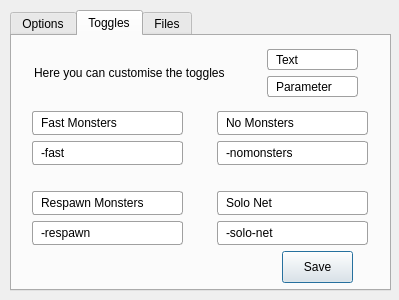
Above: dsda-launcher/settings.ui from Pedro-Beirao/dsda-launcher before the change. Below: the same form after it.
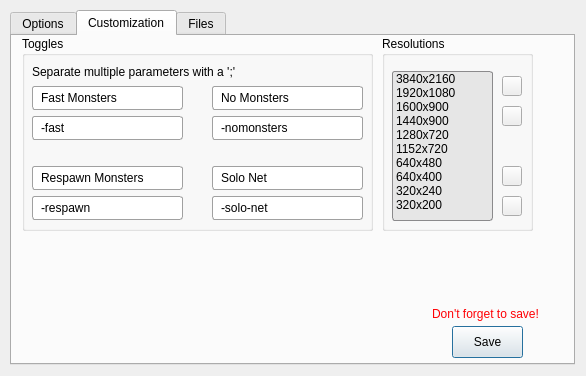
That is the form after the change. The open tabs and pages were chosen to show the change. Icons and pictures are not drawn.

Commit message: Reorganise settings 1

The edit to the form file:
```diff
--- a/dsda-launcher/settings.ui
+++ b/dsda-launcher/settings.ui
@@ -6,21 +6,15 @@
    <rect>
     <x>0</x>
     <y>0</y>
-    <width>399</width>
-    <height>300</height>
+    <width>586</width>
+    <height>376</height>
    </rect>
   </property>
-  <property name="minimumSize">
-   <size>
-    <width>399</width>
-    <height>300</height>
-   </size>
-  </property>
-  <property name="maximumSize">
-   <size>
-    <width>399</width>
-    <height>300</height>
-   </size>
+  <property name="sizePolicy">
+   <sizepolicy hsizetype="Minimum" vsizetype="Minimum">
+    <horstretch>0</horstretch>
+    <verstretch>0</verstretch>
+   </sizepolicy>
   </property>
   <property name="acceptDrops">
    <bool>false</bool>
@@ -33,13 +27,28 @@
     <rect>
      <x>10</x>
      <y>10</y>
-     <width>381</width>
-     <height>281</height>
+     <width>565</width>
+     <height>355</height>
     </rect>
    </property>
+   <property name="sizePolicy">
+    <sizepolicy hsizetype="Expanding" vsizetype="Expanding">
+     <horstretch>0</horstretch>
+     <verstretch>0</verstretch>
+    </sizepolicy>
+   </property>
+   <property name="tabPosition">
+    <enum>QTabWidget::North</enum>
+   </property>
+   <property name="tabShape">
+    <enum>QTabWidget::Rounded</enum>
+   </property>
    <property name="currentIndex">
     <number>0</number>
    </property>
+   <property name="elideMode">
+    <enum>Qt::ElideNone</enum>
+   </property>
    <widget class="QWidget" name="tab">
     <attribute name="title">
      <string>Options</string>
@@ -177,13 +186,308 @@
       <string>Full</string>
      </property>
     </widget>
+   </widget>
+   <widget class="QWidget" name="tab_3">
+    <attribute name="title">
+     <string>Customization</string>
+    </attribute>
+    <widget class="QPushButton" name="pushButton">
+     <property name="geometry">
+      <rect>
+       <x>440</x>
+       <y>290</y>
+       <width>71</width>
+       <height>32</height>
+      </rect>
+     </property>
+     <property name="text">
+      <string>Save</string>
+     </property>
+     <property name="default">
+      <bool>true</bool>
+     </property>
+    </widget>
+    <widget class="QWidget" name="widget" native="true">
+     <property name="geometry">
+      <rect>
+       <x>420</x>
+       <y>60</y>
+       <width>120</width>
+       <height>80</height>
+      </rect>
+     </property>
+    </widget>
+    <widget class="QGroupBox" name="groupBox">
+     <property name="geometry">
+      <rect>
+       <x>10</x>
+       <y>0</y>
+       <width>351</width>
+       <height>195</height>
+      </rect>
+     </property>
+     <property name="title">
+      <string>Toggles</string>
+     </property>
+     <widget class="QLabel" name="label_6">
+      <property name="geometry">
+       <rect>
+        <x>10</x>
+        <y>20</y>
+        <width>241</width>
+        <height>31</height>
+       </rect>
+      </property>
+      <property name="text">
+       <string>Separate multiple parameters with a ';'</string>
+      </property>
+     </widget>
+     <widget class="QLineEdit" name="lineEdit_3">
+      <property name="geometry">
+       <rect>
+        <x>10</x>
+        <y>50</y>
+        <width>151</width>
+        <height>24</height>
+       </rect>
+      </property>
+      <property name="styleSheet">
+       <string notr="true">border: 1px solid rgb(160, 160, 160);
+padding-left: 6px;
+color: #000;
+height: 20px;
+background-color:rgb(255, 255, 255);
+border-radius:3px</string>
+      </property>
+      <property name="text">
+       <string>Fast Monsters</string>
+      </property>
+      <property name="placeholderText">
+       <string>Fast Monsters</string>
+      </property>
+     </widget>
+     <widget class="QLineEdit" name="lineEdit_5">
+      <property name="geometry">
+       <rect>
+        <x>10</x>
+        <y>80</y>
+        <width>151</width>
+        <height>24</height>
+       </rect>
+      </property>
+      <property name="styleSheet">
+       <string notr="true">border: 1px solid rgb(160, 160, 160);
+padding-left: 6px;
+color: #000;
+height: 20px;
+background-color:rgb(255, 255, 255);
+border-radius:3px</string>
+      </property>
+      <property name="text">
+       <string>-fast</string>
+      </property>
+      <property name="placeholderText">
+       <string>-fast</string>
+      </property>
+     </widget>
+     <widget class="QLineEdit" name="lineEdit_7">
+      <property name="geometry">
+       <rect>
+        <x>10</x>
+        <y>130</y>
+        <width>151</width>
+        <height>24</height>
+       </rect>
+      </property>
+      <property name="styleSheet">
+       <string notr="true">border: 1px solid rgb(160, 160, 160);
+padding-left: 6px;
+color: #000;
+height: 20px;
+background-color:rgb(255, 255, 255);
+border-radius:3px</string>
+      </property>
+      <property name="text">
+       <string>Respawn Monsters</string>
+      </property>
+      <property name="placeholderText">
+       <string>Respawn Monsters</string>
+      </property>
+     </widget>
+     <widget class="QLineEdit" name="lineEdit_9">
+      <property name="geometry">
+       <rect>
+        <x>10</x>
+        <y>160</y>
+        <width>151</width>
+        <height>24</height>
+       </rect>
+      </property>
+      <property name="styleSheet">
+       <string notr="true">border: 1px solid rgb(160, 160, 160);
+padding-left: 6px;
+color: #000;
+height: 20px;
+background-color:rgb(255, 255, 255);
+border-radius:3px</string>
+      </property>
+      <property name="text">
+       <string>-respawn</string>
+      </property>
+      <property name="placeholderText">
+       <string>-respawn</string>
+      </property>
+     </widget>
+     <widget class="QLineEdit" name="lineEdit_4">
+      <property name="geometry">
+       <rect>
+        <x>190</x>
+        <y>50</y>
+        <width>151</width>
+        <height>24</height>
+       </rect>
+      </property>
+      <property name="styleSheet">
+       <string notr="true">border: 1px solid rgb(160, 160, 160);
+padding-left: 6px;
+color: #000;
+height: 20px;
+background-color:rgb(255, 255, 255);
+border-radius:3px</string>
+      </property>
+      <property name="text">
+       <string>No Monsters</string>
+      </property>
+      <property name="placeholderText">
+       <string>No Monsters</string>
+      </property>
+     </widget>
+     <widget class="QLineEdit" name="lineEdit_6">
+      <property name="geometry">
+       <rect>
+        <x>190</x>
+        <y>80</y>
+        <width>151</width>
+        <height>24</height>
+       </rect>
+      </property>
+      <property name="styleSheet">
+       <string notr="true">border: 1px solid rgb(160, 160, 160);
+padding-left: 6px;
+color: #000;
+height: 20px;
+background-color:rgb(255, 255, 255);
+border-radius:3px</string>
+      </property>
+      <property name="text">
+       <string>-nomonsters</string>
+      </property>
+      <property name="placeholderText">
+       <string>-nomonsters</string>
+      </property>
+     </widget>
+     <widget class="QLineEdit" name="lineEdit_8">
+      <property name="geometry">
+       <rect>
+        <x>190</x>
+        <y>130</y>
+        <width>151</width>
+        <height>24</height>
+       </rect>
+      </property>
+      <property name="styleSheet">
+       <string notr="true">border: 1px solid rgb(160, 160, 160);
+padding-left: 6px;
+color: #000;
+height: 20px;
+background-color:rgb(255, 255, 255);
+border-radius:3px</string>
+      </property>
+      <property name="text">
+       <string>Solo Net</string>
+      </property>
+      <property name="placeholderText">
+       <string>Solo Net</string>
+      </property>
+     </widget>
+     <widget class="QLineEdit" name="lineEdit_10">
+      <property name="geometry">
+       <rect>
+        <x>190</x>
+        <y>160</y>
+        <width>151</width>
+        <height>24</height>
+       </rect>
+      </property>
+      <property name="styleSheet">
+       <string notr="true">border: 1px solid rgb(160, 160, 160);
+padding-left: 6px;
+color: #000;
+height: 20px;
+background-color:rgb(255, 255, 255);
+border-radius:3px</string>
+      </property>
+      <property name="text">
+       <string>-solo-net</string>
+      </property>
+      <property name="placeholderText">
+       <string>-solo-net</string>
+      </property>
+     </widget>
+    </widget>
+    <widget class="QGroupBox" name="groupBox_2">
+     <property name="geometry">
+      <rect>
+       <x>370</x>
+       <y>0</y>
+       <width>151</width>
+       <height>195</height>
+      </rect>
+     </property>
+     <property name="title">
+      <string>Resolutions</string>
+     </property>
+     <widget class="QToolButton" name="toolButton_7">
+      <property name="geometry">
+       <rect>
+        <x>120</x>
+        <y>160</y>
+        <width>20</width>
+        <height>20</height>
+       </rect>
+      </property>
+      <property name="styleSheet">
+       <string notr="true">border-image: url(:/pngs/pngs/down.png);
+color: rgb(255, 255, 255);</string>
+      </property>
+      <property name="text">
+       <string/>
+      </property>
+     </widget>
+     <widget class="QToolButton" name="toolButton_6">
+      <property name="geometry">
+       <rect>
+        <x>120</x>
+        <y>130</y>
+        <width>20</width>
+        <height>20</height>
+       </rect>
+      </property>
+      <property name="styleSheet">
+       <string notr="true">border-image: url(:/pngs/pngs/up.png);
+color: rgb(255, 255, 255);</string>
+      </property>
+      <property name="text">
+       <string/>
+      </property>
+     </widget>
     <widget class="QListWidget" name="listWidget_2">
      <property name="geometry">
       <rect>
-       <x>220</x>
-       <y>25</y>
+        <x>10</x>
+        <y>35</y>
        <width>101</width>
-       <height>201</height>
+        <height>150</height>
       </rect>
      </property>
      <property name="styleSheet">
@@ -307,8 +611,8 @@
     <widget class="QToolButton" name="toolButton_4">
      <property name="geometry">
       <rect>
-       <x>330</x>
-       <y>30</y>
+        <x>120</x>
+        <y>40</y>
        <width>20</width>
        <height>20</height>
       </rect>
@@ -324,8 +628,8 @@
     <widget class="QToolButton" name="toolButton_5">
      <property name="geometry">
       <rect>
-       <x>330</x>
-       <y>60</y>
+        <x>120</x>
+        <y>70</y>
        <width>20</width>
        <height>20</height>
       </rect>
@@ -338,325 +642,24 @@
       <string/>
      </property>
     </widget>
+    </widget>
     <widget class="QLabel" name="label_5">
+     <property name="enabled">
+      <bool>true</bool>
+     </property>
      <property name="geometry">
       <rect>
-       <x>225</x>
-       <y>5</y>
-       <width>91</width>
+       <x>420</x>
+       <y>270</y>
+       <width>131</width>
        <height>16</height>
       </rect>
      </property>
-     <property name="text">
-      <string>Resolutions</string>
-     </property>
-    </widget>
-    <widget class="QToolButton" name="toolButton_6">
-     <property name="geometry">
-      <rect>
-       <x>330</x>
-       <y>160</y>
-       <width>20</width>
-       <height>20</height>
-      </rect>
-     </property>
      <property name="styleSheet">
-      <string notr="true">border-image: url(:/pngs/pngs/up.png);
-color: rgb(255, 255, 255);</string>
+      <string notr="true">color: rgb(255, 0, 4);</string>
      </property>
      <property name="text">
-      <string/>
-     </property>
-    </widget>
-    <widget class="QToolButton" name="toolButton_7">
-     <property name="geometry">
-      <rect>
-       <x>330</x>
-       <y>190</y>
-       <width>20</width>
-       <height>20</height>
-      </rect>
-     </property>
-     <property name="styleSheet">
-      <string notr="true">border-image: url(:/pngs/pngs/down.png);
-color: rgb(255, 255, 255);</string>
-     </property>
-     <property name="text">
-      <string/>
-     </property>
-    </widget>
-   </widget>
-   <widget class="QWidget" name="tab_3">
-    <attribute name="title">
-     <string>Toggles</string>
-    </attribute>
-    <widget class="QLineEdit" name="lineEdit_3">
-     <property name="geometry">
-      <rect>
-       <x>20</x>
-       <y>75</y>
-       <width>151</width>
-       <height>24</height>
-      </rect>
-     </property>
-     <property name="styleSheet">
-      <string notr="true">border: 1px solid rgb(160, 160, 160);
-padding-left: 6px;
-color: #000;
-height: 20px;
-background-color:rgb(255, 255, 255);
-border-radius:3px</string>
-     </property>
-     <property name="text">
-      <string>Fast Monsters</string>
-     </property>
-     <property name="placeholderText">
-      <string>Fast Monsters</string>
-     </property>
-    </widget>
-    <widget class="QLineEdit" name="lineEdit_4">
-     <property name="geometry">
-      <rect>
-       <x>205</x>
-       <y>75</y>
-       <width>151</width>
-       <height>24</height>
-      </rect>
-     </property>
-     <property name="styleSheet">
-      <string notr="true">border: 1px solid rgb(160, 160, 160);
-padding-left: 6px;
-color: #000;
-height: 20px;
-background-color:rgb(255, 255, 255);
-border-radius:3px</string>
-     </property>
-     <property name="text">
-      <string>No Monsters</string>
-     </property>
-     <property name="placeholderText">
-      <string>No Monsters</string>
-     </property>
-    </widget>
-    <widget class="QLineEdit" name="lineEdit_5">
-     <property name="geometry">
-      <rect>
-       <x>20</x>
-       <y>105</y>
-       <width>151</width>
-       <height>24</height>
-      </rect>
-     </property>
-     <property name="styleSheet">
-      <string notr="true">border: 1px solid rgb(160, 160, 160);
-padding-left: 6px;
-color: #000;
-height: 20px;
-background-color:rgb(255, 255, 255);
-border-radius:3px</string>
-     </property>
-     <property name="text">
-      <string>-fast</string>
-     </property>
-     <property name="placeholderText">
-      <string>-fast</string>
-     </property>
-    </widget>
-    <widget class="QLineEdit" name="lineEdit_6">
-     <property name="geometry">
-      <rect>
-       <x>205</x>
-       <y>105</y>
-       <width>151</width>
-       <height>24</height>
-      </rect>
-     </property>
-     <property name="styleSheet">
-      <string notr="true">border: 1px solid rgb(160, 160, 160);
-padding-left: 6px;
-color: #000;
-height: 20px;
-background-color:rgb(255, 255, 255);
-border-radius:3px</string>
-     </property>
-     <property name="text">
-      <string>-nomonsters</string>
-     </property>
-     <property name="placeholderText">
-      <string>-nomonsters</string>
-     </property>
-    </widget>
-    <widget class="QLineEdit" name="lineEdit_7">
-     <property name="geometry">
-      <rect>
-       <x>20</x>
-       <y>155</y>
-       <width>151</width>
-       <height>24</height>
-      </rect>
-     </property>
-     <property name="styleSheet">
-      <string notr="true">border: 1px solid rgb(160, 160, 160);
-padding-left: 6px;
-color: #000;
-height: 20px;
-background-color:rgb(255, 255, 255);
-border-radius:3px</string>
-     </property>
-     <property name="text">
-      <string>Respawn Monsters</string>
-     </property>
-     <property name="placeholderText">
-      <string>Respawn Monsters</string>
-     </property>
-    </widget>
-    <widget class="QLineEdit" name="lineEdit_8">
-     <property name="geometry">
-      <rect>
-       <x>205</x>
-       <y>155</y>
-       <width>151</width>
-       <height>24</height>
-      </rect>
-     </property>
-     <property name="styleSheet">
-      <string notr="true">border: 1px solid rgb(160, 160, 160);
-padding-left: 6px;
-color: #000;
-height: 20px;
-background-color:rgb(255, 255, 255);
-border-radius:3px</string>
-     </property>
-     <property name="text">
-      <string>Solo Net</string>
-     </property>
-     <property name="placeholderText">
-      <string>Solo Net</string>
-     </property>
-    </widget>
-    <widget class="QLineEdit" name="lineEdit_9">
-     <property name="geometry">
-      <rect>
-       <x>20</x>
-       <y>185</y>
-       <width>151</width>
-       <height>24</height>
-      </rect>
-     </property>
-     <property name="styleSheet">
-      <string notr="true">border: 1px solid rgb(160, 160, 160);
-padding-left: 6px;
-color: #000;
-height: 20px;
-background-color:rgb(255, 255, 255);
-border-radius:3px</string>
-     </property>
-     <property name="text">
-      <string>-respawn</string>
-     </property>
-     <property name="placeholderText">
-      <string>-respawn</string>
-     </property>
-    </widget>
-    <widget class="QLineEdit" name="lineEdit_10">
-     <property name="geometry">
-      <rect>
-       <x>205</x>
-       <y>185</y>
-       <width>151</width>
-       <height>24</height>
-      </rect>
-     </property>
-     <property name="styleSheet">
-      <string notr="true">border: 1px solid rgb(160, 160, 160);
-padding-left: 6px;
-color: #000;
-height: 20px;
-background-color:rgb(255, 255, 255);
-border-radius:3px</string>
-     </property>
-     <property name="text">
-      <string>-solo-net</string>
-     </property>
-     <property name="placeholderText">
-      <string>-solo-net</string>
-     </property>
-    </widget>
-    <widget class="QLabel" name="label_6">
-     <property name="geometry">
-      <rect>
-       <x>22</x>
-       <y>21</y>
-       <width>241</width>
-       <height>31</height>
-      </rect>
-     </property>
-     <property name="text">
-      <string>Here you can customise the toggles</string>
-     </property>
-    </widget>
-    <widget class="QLineEdit" name="lineEdit_11">
-     <property name="geometry">
-      <rect>
-       <x>255</x>
-       <y>13</y>
-       <width>91</width>
-       <height>21</height>
-      </rect>
-     </property>
-     <property name="styleSheet">
-      <string notr="true">border: 1px solid rgb(160, 160, 160);
-padding-left: 6px;
-color: #000;
-height: 20px;
-background-color:rgb(255, 255, 255);
-border-radius:3px</string>
-     </property>
-     <property name="text">
-      <string>Text</string>
-     </property>
-     <property name="readOnly">
-      <bool>true</bool>
-     </property>
-    </widget>
-    <widget class="QLineEdit" name="lineEdit_12">
-     <property name="geometry">
-      <rect>
-       <x>255</x>
-       <y>40</y>
-       <width>91</width>
-       <height>21</height>
-      </rect>
-     </property>
-     <property name="styleSheet">
-      <string notr="true">border: 1px solid rgb(160, 160, 160);
-padding-left: 6px;
-color: #000;
-height: 20px;
-background-color:rgb(255, 255, 255);
-border-radius:3px</string>
-     </property>
-     <property name="text">
-      <string>Parameter</string>
-     </property>
-     <property name="readOnly">
-      <bool>true</bool>
-     </property>
-    </widget>
-    <widget class="QPushButton" name="pushButton">
-     <property name="geometry">
-      <rect>
-       <x>270</x>
-       <y>215</y>
-       <width>71</width>
-       <height>32</height>
-      </rect>
-     </property>
-     <property name="text">
-      <string>Save</string>
-     </property>
-     <property name="default">
-      <bool>true</bool>
+      <string>Don't forget to save!</string>
      </property>
     </widget>
    </widget>
```
Left out of the diff: 4 changed lines with no effect on the pictures. Lines whose indentation alone changed are shown as unchanged. The commit also changes 2 other files.
